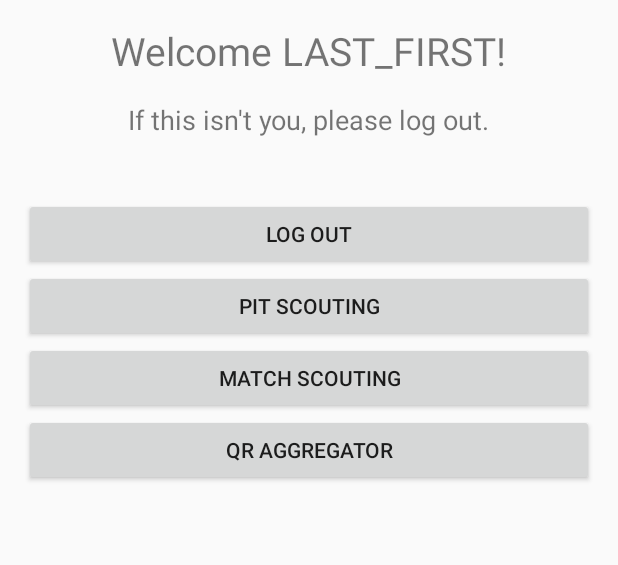
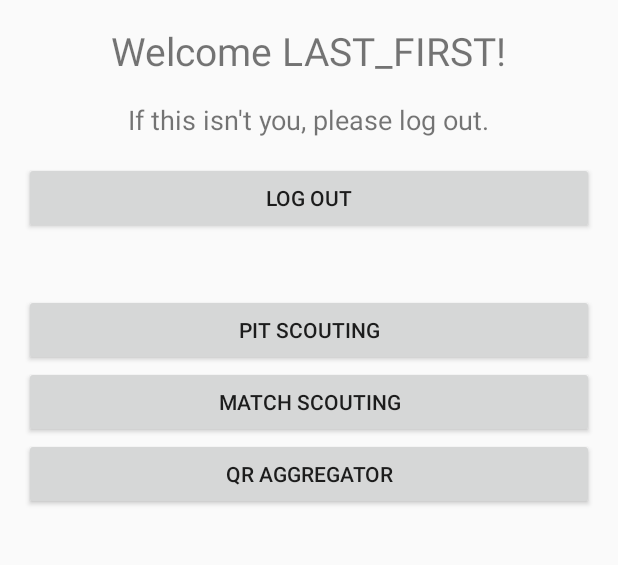
Before and after one commit to DisruptiveInnovation6317/CSP-Android, an Android app: the screen it shows after launch (MainActivity), on a phone screen of 412 x 824 dp, the part 333-898 px from its top. Run offline under Robolectric (Android 15) with nearby library versions, the phone set to English and light mode, and no system bars.

```diff
--- a/app/src/main/AndroidManifest.xml
+++ b/app/src/main/AndroidManifest.xml
@@ -34,7 +34,7 @@
             android:grantUriPermissions="true">
             <meta-data
                 android:name="android.support.FILE_PROVIDER_PATHS"
-                android:resource="@xml/file_paths"></meta-data>
+                android:resource="@xml/file_paths" />
         </provider>
     </application>
 
--- a/app/src/main/java/com/frc63175985/csp/Debug.java
+++ b/app/src/main/java/com/frc63175985/csp/Debug.java
@@ -1,4 +1,6 @@
 package com.frc63175985.csp;
+
+import android.util.Log;
 
 /**
  * Used for enabling debugging features
@@ -8,4 +10,8 @@ public class Debug {
     public static final boolean AUTO_SIGNIN = true;
     public static final boolean EMULATE_QR_SCAN = false;
     public static final boolean LOG_GENERATED_QR_CODE = false;
+
+    public static void log(Object o) {
+        Log.v(TAG, o.toString());
+    }
 }
--- a/app/src/main/java/com/frc63175985/csp/auth/PitScoutRecord.java
+++ b/app/src/main/java/com/frc63175985/csp/auth/PitScoutRecord.java
@@ -123,7 +123,7 @@ public class PitScoutRecord {
         return sb.toString();
     }
 
-    private String str(String key) {
+    public String str(String key) {
         Object value = data.get(key);
         if (value == null) {
             return "";
--- a/app/src/main/res/layout/activity_main.xml
+++ b/app/src/main/res/layout/activity_main.xml
@@ -102,32 +102,32 @@
         <Button
             android:id="@+id/welcome_logout_button"
             android:text="@string/log_out"
-            android:layout_marginTop="40dp"
+            android:layout_marginTop="@dimen/activity_vertical_margin"
+            android:layout_marginBottom="40dp"
             android:layout_width="match_parent"
             android:layout_height="wrap_content"
             android:layout_gravity="center"/>
 
         <Button
             android:id="@+id/welcome_pit_scouting_button"
-            android:text="Pit Scouting"
+            android:text="@string/pit_scouting"
             android:onClick="onClick"
             android:layout_width="match_parent"
             android:layout_height="wrap_content" />
 
         <Button
             android:id="@+id/welcome_match_scouting_button"
-            android:text="Match Scouting"
+            android:text="@string/match_scouting"
             android:onClick="onClick"
             android:layout_width="match_parent"
             android:layout_height="wrap_content" />
 
         <Button
             android:id="@+id/welcome_qr_aggregator_button"
-            android:text="QR Aggregator"
+            android:text="@string/qr_aggregator"
             android:onClick="onClick"
             android:layout_width="match_parent"
             android:layout_height="wrap_content" />
-
     </LinearLayout>
 
 </LinearLayout>
--- a/app/src/main/res/values/strings.xml
+++ b/app/src/main/res/values/strings.xml
@@ -33,4 +33,7 @@
     <string name="comments">Comments</string>
     <string name="clear">Clear</string>
     <string name="export">Export</string>
+    <string name="pit_scouting">Pit Scouting</string>
+    <string name="match_scouting">Match Scouting</string>
+    <string name="qr_aggregator">QR Aggregator</string>
 </resources>
--- a/app/src/main/res/xml/file_paths.xml
+++ b/app/src/main/res/xml/file_paths.xml
@@ -1,4 +1,8 @@
 <?xml version="1.0" encoding="utf-8"?>
 <paths>
-    <external-path name="images" path="Android/data/com.frc63175985/files/Pictures" />
+    <files-path name="files" path="." />
+    <external-files-path name="external_files" path="." />
+    <external-path name="external_files" path="." />
+    <cache-path name="cached_files" path="." />
+    <external-cache-path name="cached_files" path="." />
 </paths>
```
Also changed, not shown: app/src/main/java/com/frc63175985/csp/FileManager.java (+25 -10 lines), app/src/main/java/com/frc63175985/csp/PitScoutingActivity.java (+46 -5 lines).
